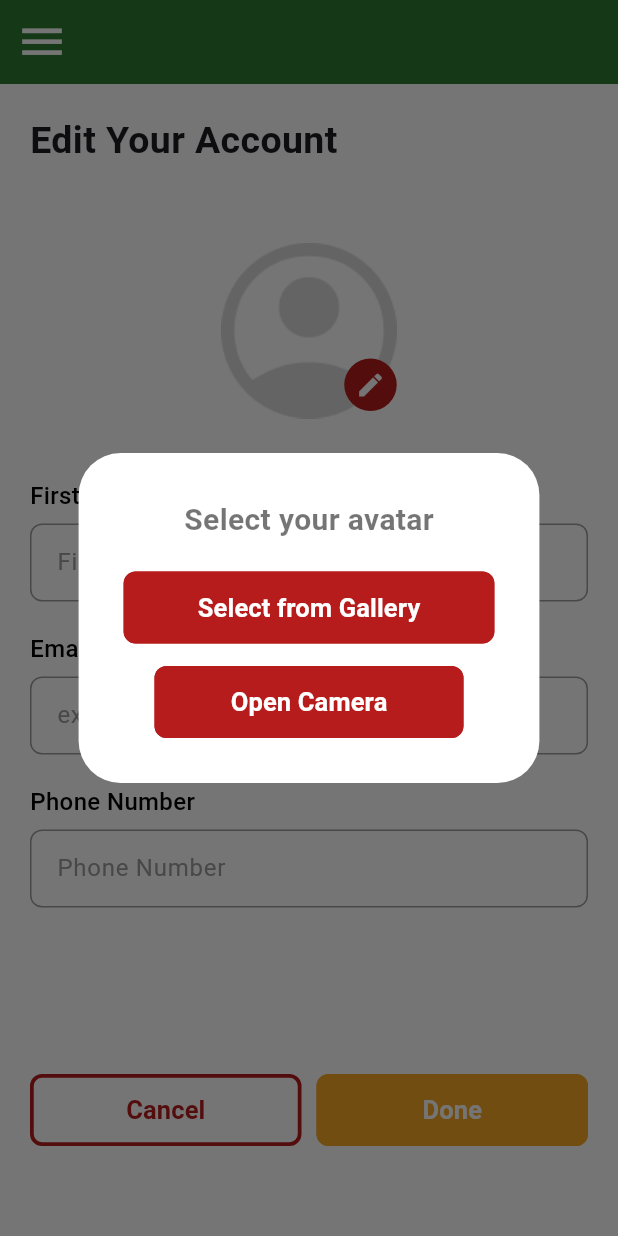
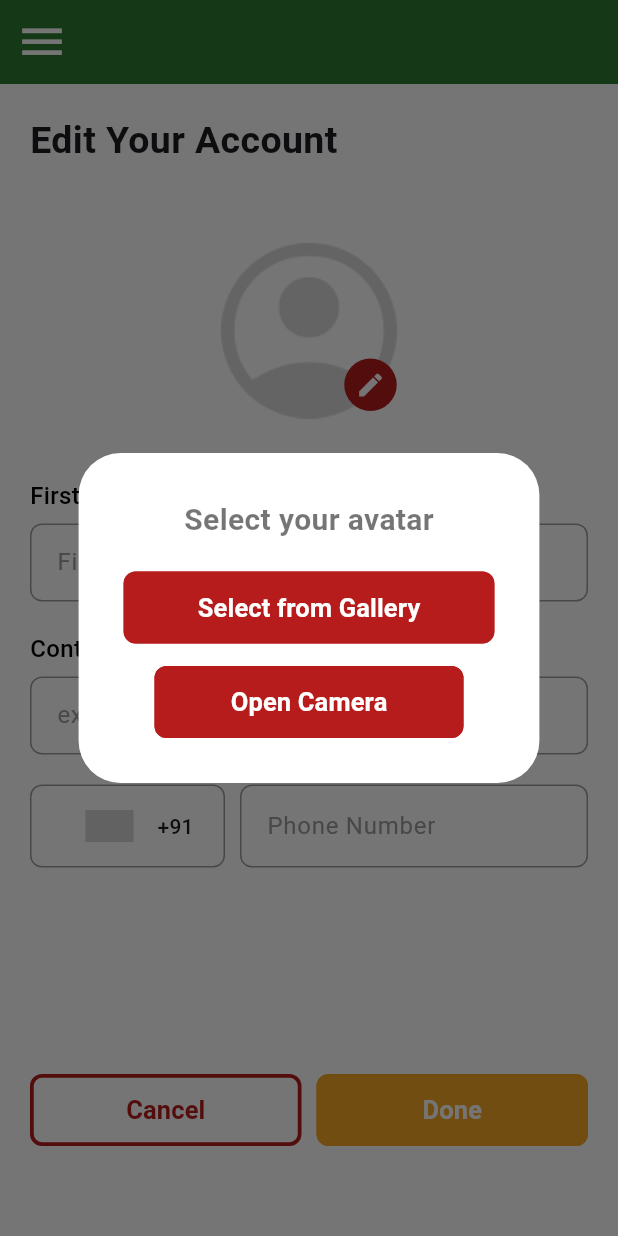
Before and after one commit to Debojyotibabai/flutter_clean_arch_practice, a Flutter app: the EditProfile screen opened by its route, after a tap on the "edit" icon, on a phone screen of 412 x 824 dp. Run offline on Flutter 3.47's test engine with Material 3 defaults, Android fonts, the phone set to English and light mode, and no system bars; drawn by our look-alikes of country_code_picker; our stand-ins replace dio, dropdown_button2, flutter_bloc, flutter_spinkit, fpdart, get_it and 2 more; accounts and stored records are empty.

Commit message:
phone number country code

```diff
--- a/lib/features/edit_profile/presentation/pages/edit_profile_page.dart
+++ b/lib/features/edit_profile/presentation/pages/edit_profile_page.dart
@@ -3,6 +3,7 @@ import 'package:clean_architecture_rivaan_ranawat/utils/constants.dart';
 import 'package:clean_architecture_rivaan_ranawat/utils/widgets/button/app_primary_solid_button.dart';
 import 'package:clean_architecture_rivaan_ranawat/utils/widgets/custom_drawer.dart';
 import 'package:clean_architecture_rivaan_ranawat/utils/widgets/input/app_input_with_label.dart';
+import 'package:clean_architecture_rivaan_ranawat/utils/widgets/input/app_phone_input_with_label.dart';
 import 'package:flutter/material.dart';
 
 class EditProfile extends StatelessWidget {
@@ -106,15 +107,15 @@ class EditProfile extends StatelessWidget {
               AppInputWithLabel(
                 controller: emailController,
                 hintText: "example@email.com",
-                label: "Email Address",
+                label: "Contact Info",
                 validator: _validateEmail,
               ),
               const SizedBox(height: 20),
-              AppInputWithLabel(
-                controller: phoneNumberController,
+              AppPhoneInputWithLabel(
+                label: "Phone Number",
                 hintText: "Phone Number",
-                label: "Phone Number",
                 validator: _validatePhoneNumber,
+                phoneNumberController: phoneNumberController,
               ),
               const Spacer(),
               Row(
--- /dev/null
+++ b/lib/utils/widgets/input/app_phone_input_with_label.dart
@@ -0,0 +1,121 @@
+import 'package:country_code_picker/country_code_picker.dart';
+import 'package:flutter/material.dart';
+
+class AppPhoneInputWithLabel extends StatelessWidget {
+  AppPhoneInputWithLabel({
+    super.key,
+    required this.label,
+    this.backgroundColor = Colors.white,
+    required this.hintText,
+    this.isEnabled = true,
+    this.keyboardType = TextInputType.text,
+    this.validator,
+    required this.phoneNumberController,
+  });
+
+  final String label;
+  final Color backgroundColor;
+  final String hintText;
+  final bool isEnabled;
+  final TextInputType keyboardType;
+  final String? Function(String?)? validator;
+  final TextEditingController phoneNumberController;
+
+  final _border = const OutlineInputBorder(
+    borderRadius: BorderRadius.all(
+      Radius.circular(8),
+    ),
+    borderSide: BorderSide(
+      color: Colors.grey,
+    ),
+  );
+
+  final _focusedBorder = OutlineInputBorder(
+    borderRadius: BorderRadius.circular(8),
+    borderSide: const BorderSide(
+      color: Colors.black,
+      width: 1.5,
+    ),
+  );
+
+  final _errorBorder = const OutlineInputBorder(
+    borderRadius: BorderRadius.all(
+      Radius.circular(8),
+    ),
+    borderSide: BorderSide(
+      color: Colors.redAccent,
+    ),
+  );
+
+  final _errorFocusedBorder = OutlineInputBorder(
+    borderRadius: BorderRadius.circular(8),
+    borderSide: const BorderSide(
+      color: Colors.red,
+      width: 1.5,
+    ),
+  );
+
+  @override
+  Widget build(BuildContext context) {
+    return Row(
+      mainAxisAlignment: MainAxisAlignment.center,
+      crossAxisAlignment: CrossAxisAlignment.start,
+      children: [
+        Container(
+          decoration: BoxDecoration(
+            borderRadius: const BorderRadius.all(
+              Radius.circular(8),
+            ),
+            border: Border.all(
+              color: Colors.grey,
+            ),
+          ),
+          child: const CountryCodePicker(
+            initialSelection: 'IN',
+            showFlagDialog: true,
+          ),
+        ),
+        const SizedBox(
+          width: 10,
+        ),
+        Expanded(
+          child: TextFormField(
+            keyboardType: keyboardType,
+            style: const TextStyle(
+              fontSize: 16,
+            ),
+            enabled: isEnabled,
+            autovalidateMode: AutovalidateMode.onUserInteraction,
+            controller: phoneNumberController,
+            decoration: InputDecoration(
+              filled: true,
+              fillColor: backgroundColor,
+              hintText: hintText,
+              hintStyle: const TextStyle(
+                color: Colors.grey,
+                fontSize: 16,
+              ),
+              contentPadding: const EdgeInsets.symmetric(
+                horizontal: 14,
+                vertical: 15.7,
+              ),
+              border: _border,
+              enabledBorder: _border,
+              focusedBorder: _focusedBorder,
+              errorBorder: _errorBorder,
+              focusedErrorBorder: _errorFocusedBorder,
+              errorStyle: const TextStyle(
+                color: Colors.redAccent,
+                fontSize: 15,
+              ),
+            ),
+            validator: validator ??
+                (value) => value!.isEmpty
+                    ? '${label.toLowerCase()} is required'
+                    : null,
+          ),
+        ),
+      ],
+    );
+  }
+}
--- a/pubspec.yaml
+++ b/pubspec.yaml
@@ -42,6 +42,7 @@ dependencies:
   get_it: ^8.0.1
   shared_preferences: ^2.3.2
   dropdown_button2: ^2.3.9
+  country_code_picker: ^3.1.0
 
 dev_dependencies:
   flutter_test:
```
Also changed, not shown: pubspec.lock.
